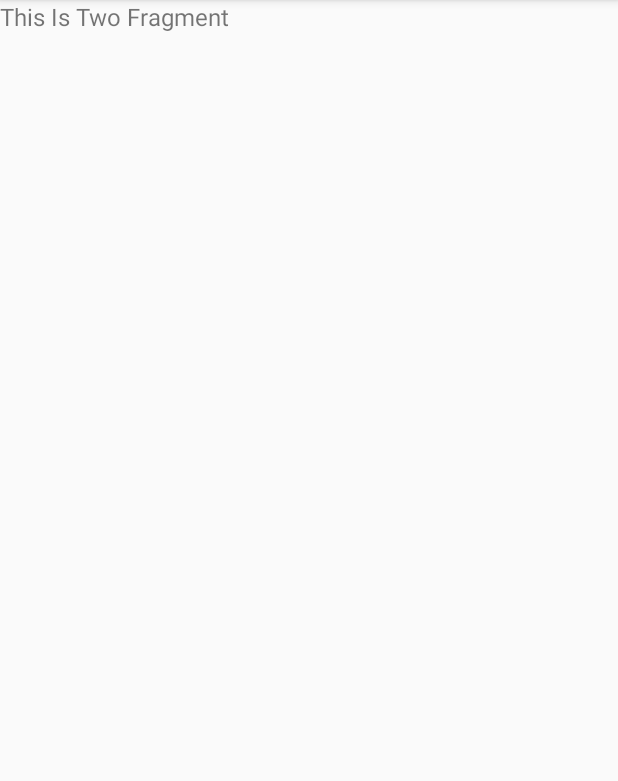
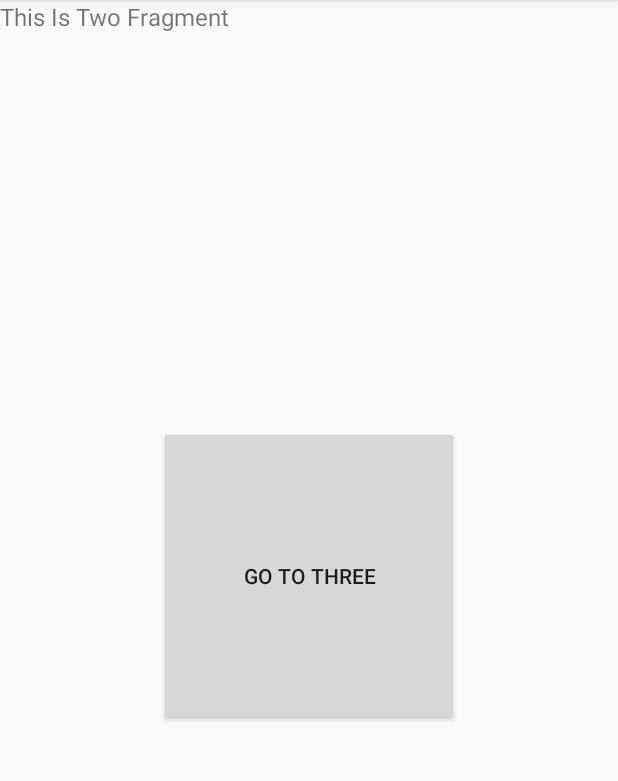
Before and after one commit to yang0range/NavigationComponent, an Android app: the screen it shows after launch (MainActivity), after a tap on "GO TO TWO", on a phone screen of 412 x 824 dp, the part 84-865 px from its top. Run offline under Robolectric (Android 15) with nearby library versions, the phone set to English and light mode, and no system bars.

Commit message:
修改路径

```diff
--- a/app/src/main/AndroidManifest.xml
+++ b/app/src/main/AndroidManifest.xml
@@ -1,6 +1,6 @@
 <?xml version="1.0" encoding="utf-8"?>
 <manifest xmlns:android="http://schemas.android.com/apk/res/android"
-          package="demo.rlv.cehome.com.navigationcomponents">
+          package="com.demo.navigationcomponent">
 
     <application
             android:allowBackup="true"
@@ -9,7 +9,7 @@
             android:roundIcon="@mipmap/ic_launcher_round"
             android:supportsRtl="true"
             android:theme="@style/AppTheme">
-        <activity android:name=".MainActivity">
+        <activity android:name="com.demo.navigationcomponent.MainActivity">
             <intent-filter>
                 <action android:name="android.intent.action.MAIN"/>
 
--- a/app/src/main/java/demo/rlv/cehome/com/navigationcomponents/MainActivity.kt
+++ b/app/src/main/java/com/demo/navigationcomponent/MainActivity.kt
@@ -1,4 +1,4 @@
-package demo.rlv.cehome.com.navigationcomponents
+package com.demo.navigationcomponent
 
 import android.os.Bundle
 import android.support.v7.app.AppCompatActivity
--- a/app/src/main/java/demo/rlv/cehome/com/navigationcomponents/OneFragment.kt
+++ b/app/src/main/java/com/demo/navigationcomponent/OneFragment.kt
@@ -1,8 +1,9 @@
-package demo.rlv.cehome.com.navigationcomponents
+package com.demo.navigationcomponent
 
 
 import android.os.Bundle
 import android.support.v4.app.Fragment
+import android.util.Log
 import android.view.LayoutInflater
 import android.view.View
 import android.view.ViewGroup
@@ -10,27 +11,23 @@ import android.widget.Button
 import androidx.navigation.Navigation
 
 
-// TODO: Rename parameter arguments, choose names that match
-// the fragment initialization parameters, e.g. ARG_ITEM_NUMBER
-private const val ARG_PARAM1 = "param1"
-private const val ARG_PARAM2 = "param2"
 
 /**
  * @author yangzc
  *
  */
 class OneFragment : Fragment() {
-
+   private val logTag = "OneFragment"
     override fun onCreateView(
         inflater: LayoutInflater, container: ViewGroup?,
         savedInstanceState: Bundle?
     ): View? {
-        // Inflate the layout for this fragment
         return inflater.inflate(R.layout.fragment_one, container, false)
     }
 
     override fun onActivityCreated(savedInstanceState: Bundle?) {
         super.onActivityCreated(savedInstanceState)
+        Log.d(logTag,"1111")
         view?.findViewById<Button>(R.id.button_one)?.setOnClickListener {
             view?.let { Navigation.findNavController(it).navigate(R.id.twoFragment)
             }
--- /dev/null
+++ b/app/src/main/java/com/demo/navigationcomponent/TwoFragment.kt
@@ -0,0 +1,38 @@
+package com.demo.navigationcomponent
+
+
+import android.os.Bundle
+import android.support.v4.app.Fragment
+import android.util.Log
+import android.view.LayoutInflater
+import android.view.View
+import android.view.ViewGroup
+import android.widget.Button
+import androidx.navigation.Navigation
+
+
+/**
+ * @author yangzc
+ *
+ */
+class TwoFragment : Fragment() {
+    private val logTag = "TwoFragment"
+    override fun onCreateView(
+        inflater: LayoutInflater, container: ViewGroup?,
+        savedInstanceState: Bundle?
+    ): View? {
+        // Inflate the layout for this fragment
+        return inflater.inflate(R.layout.fragment_two, container, false)
+    }
+
+    override fun onActivityCreated(savedInstanceState: Bundle?) {
+        super.onActivityCreated(savedInstanceState)
+        Log.d(logTag,"222222")
+        view?.findViewById<Button>(R.id.button_two)?.setOnClickListener {
+            view?.let { Navigation.findNavController(it).navigate(R.id.action_twoFragment_to_oneFragment)
+            }
+        }
+    }
+
+
+}
--- a/app/src/main/java/demo/rlv/cehome/com/navigationcomponents/TwoFragment.kt
+++ /dev/null
@@ -1,34 +0,0 @@
-package demo.rlv.cehome.com.navigationcomponents
-
-
-import android.os.Bundle
-import android.support.v4.app.Fragment
-import android.view.LayoutInflater
-import android.view.View
-import android.view.ViewGroup
-
-
-/**
- * @author yangzc
- *
- */
-class TwoFragment : Fragment() {
-
-    override fun onCreateView(
-        inflater: LayoutInflater, container: ViewGroup?,
-        savedInstanceState: Bundle?
-    ): View? {
-        // Inflate the layout for this fragment
-        return inflater.inflate(R.layout.fragment_two, container, false)
-    }
-
-//    override fun onActivityCreated(savedInstanceState: Bundle?) {
-//        super.onActivityCreated(savedInstanceState)
-//        view?.findViewById<Button>(R.id.button_two)?.setOnClickListener {
-//            view?.let { Navigation.findNavController(it).navigate(R.id.action_twoFragment_to_oneFragment)
-//            }
-//        }
-//    }
-
-
-}
--- a/app/src/main/res/layout/activity_main.xml
+++ b/app/src/main/res/layout/activity_main.xml
@@ -5,7 +5,7 @@
         xmlns:app="http://schemas.android.com/apk/res-auto"
         android:layout_width="match_parent"
         android:layout_height="match_parent"
-        tools:context=".MainActivity">
+        tools:context="com.demo.navigationcomponent.MainActivity">
 
     <fragment
             android:layout_width="match_parent"
--- a/app/src/main/res/layout/fragment_one.xml
+++ b/app/src/main/res/layout/fragment_one.xml
@@ -3,7 +3,7 @@
              xmlns:tools="http://schemas.android.com/tools"
              android:layout_width="match_parent"
              android:layout_height="match_parent"
-             tools:context=".OneFragment">
+             tools:context="com.demo.navigationcomponent.OneFragment">
 
 
     <RelativeLayout
--- a/app/src/main/res/layout/fragment_two.xml
+++ b/app/src/main/res/layout/fragment_two.xml
@@ -3,7 +3,7 @@
              xmlns:tools="http://schemas.android.com/tools"
              android:layout_width="match_parent"
              android:layout_height="match_parent"
-             tools:context=".TwoFragment">
+             tools:context="com.demo.navigationcomponent.TwoFragment">
 
     <RelativeLayout
             android:layout_width="match_parent"
@@ -13,8 +13,8 @@
                 android:layout_width="200dp"
                 android:layout_height="200dp"
                 android:layout_centerInParent="true"
-                android:visibility="gone"
-                android:text="GO TO One" android:id="@+id/button_two"/>
+                android:visibility="visible"
+                android:text="GO TO Three" android:id="@+id/button_two"/>
 
         <TextView android:layout_width="wrap_content"
                   android:layout_height="wrap_content"
--- a/app/src/main/res/navigation/nav_graph.xml
+++ b/app/src/main/res/navigation/nav_graph.xml
@@ -4,10 +4,11 @@
             xmlns:tools="http://schemas.android.com/tools" android:id="@+id/nav_graph"
             app:startDestination="@id/oneFragment">
 
-    <fragment android:id="@+id/oneFragment" android:name="demo.rlv.cehome.com.navigationcomponents.OneFragment"
+    <fragment android:id="@+id/oneFragment" android:name="com.demo.navigationcomponent.OneFragment"
               android:label="fragment_one" tools:layout="@layout/fragment_one">
         <action android:id="@+id/action_oneFragment_to_twoFragment" app:destination="@id/twoFragment"/>
     </fragment>
-    <fragment android:id="@+id/twoFragment" android:name="demo.rlv.cehome.com.navigationcomponents.TwoFragment"
+    <fragment android:id="@+id/twoFragment" android:name="com.demo.navigationcomponent.TwoFragment"
               android:label="fragment_two" tools:layout="@layout/fragment_two"/>
+    <action android:id="@+id/action_twoFragment_to_oneFragment" app:destination="@id/oneFragment"/>
 </navigation>
```
